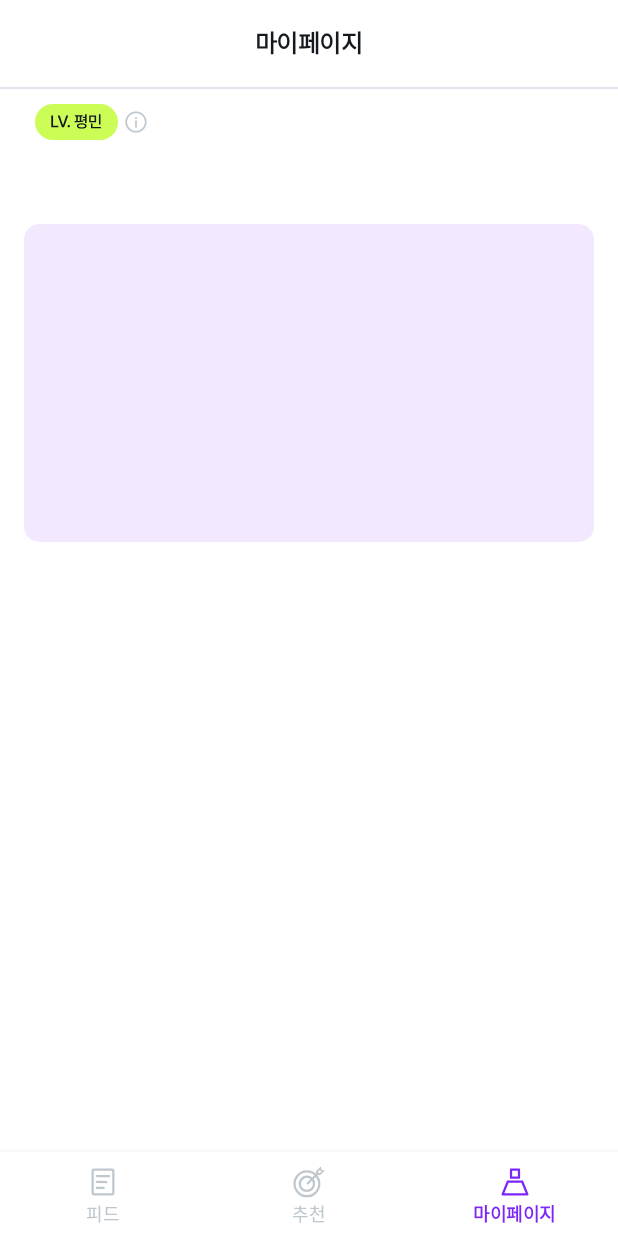
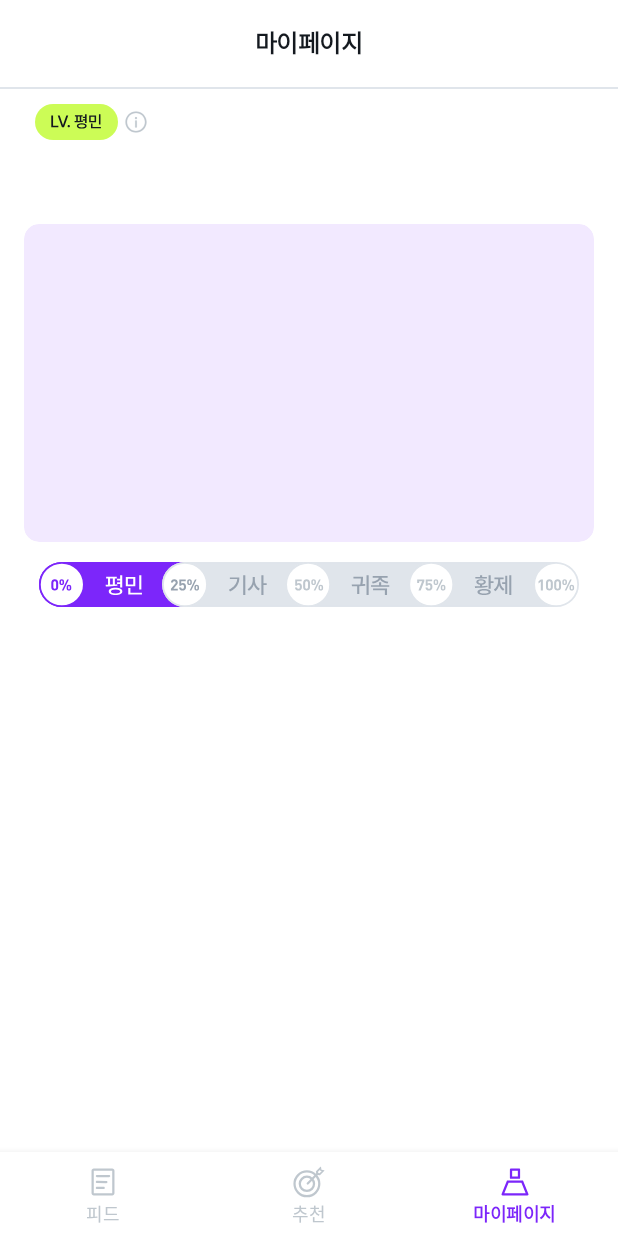
Before and after one commit to team-winey/Winey-AOS, an Android app: the screen it shows after launch (MainActivity), item 3 of the bottom bar chosen, on a phone screen of 412 x 824 dp. Run offline under Robolectric (Android 15) with nearby library versions, the phone set to English and light mode, and no system bars; our stand-ins replace Dagger/Hilt's generated code, data binding.

Commit message:
[ui] #13 레벨 프로그레스 바

```diff
--- a/app/src/main/res/layout/fragment_my_page.xml
+++ b/app/src/main/res/layout/fragment_my_page.xml
@@ -73,5 +73,17 @@
             app:layout_constraintStart_toStartOf="parent"
             app:layout_constraintTop_toBottomOf="@id/tv_mypage_username" />
 
+        <ImageView
+            android:id="@+id/iv_mypage_progressbar"
+            android:layout_width="match_parent"
+            android:layout_height="wrap_content"
+            android:layout_marginHorizontal="26dp"
+            android:layout_marginTop="13dp"
+            android:adjustViewBounds="true"
+            android:scaleType="fitXY"
+            android:src="@drawable/ic_mypage_lv1_progressbar"
+            app:layout_constraintEnd_toEndOf="parent"
+            app:layout_constraintStart_toStartOf="parent"
+            app:layout_constraintTop_toBottomOf="@id/cv_mypage_profile" />
     </androidx.constraintlayout.widget.ConstraintLayout>
 </layout>
```
